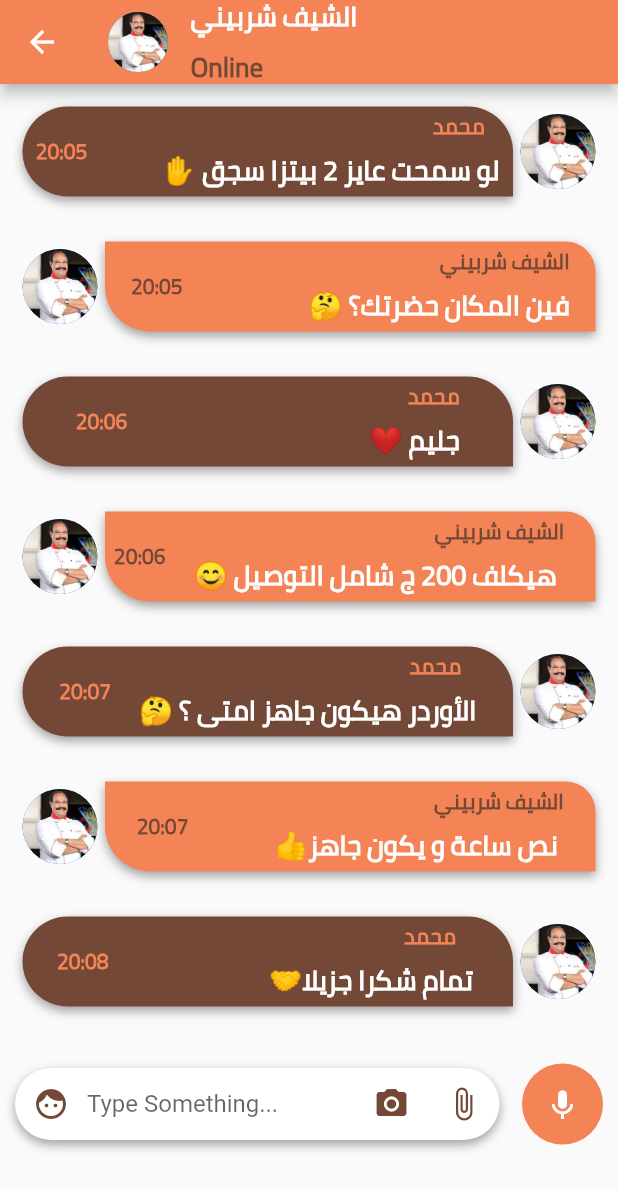
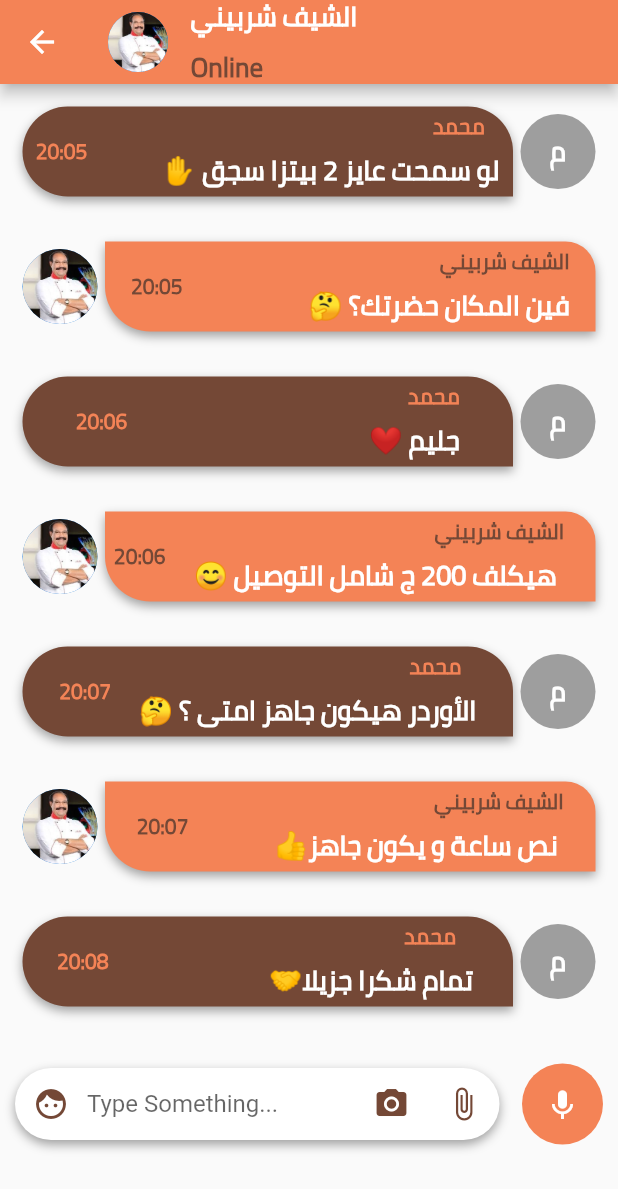
Before and after one commit to ola77/atbo5li, a Flutter app: the ChatScreen screen opened by its route, on a phone screen of 412 x 824 dp. Shown: the top 1189 px of the screen. Run offline on Flutter 3.47's test engine with Material 2 defaults, Android fonts, the phone set to English and light mode, and no system bars; our stand-ins replace cloud_firestore, firebase_auth, font_awesome_flutter, image_picker, shared_preferences, smooth_star_rating; accounts and stored records are empty.

Commit message:
Circle Avatar Edited

```diff
--- a/lib/screens/chat_screen.dart
+++ b/lib/screens/chat_screen.dart
@@ -126,8 +126,16 @@ class ChatScreen extends StatelessWidget {
                           ),
                           SizedBox(width: 5),
                           CircleAvatar(
-                            backgroundImage:
-                                AssetImage('images/cheif_hassan.jpg'),
+                            backgroundColor: Colors.grey,
+                            child: Text(
+                              'م',
+                              style: TextStyle(
+                                fontSize: 18.0,
+                                fontWeight: FontWeight.bold,
+                                fontFamily: 'cairo',
+                                color: Colors.white,
+                              ),
+                            ),
                             radius: 25,
                           ),
                         ],
@@ -269,8 +277,16 @@ class ChatScreen extends StatelessWidget {
                           ),
                           SizedBox(width: 5),
                           CircleAvatar(
-                            backgroundImage:
-                                AssetImage('images/cheif_hassan.jpg'),
+                            backgroundColor: Colors.grey,
+                            child: Text(
+                              'م',
+                              style: TextStyle(
+                                fontSize: 18.0,
+                                fontWeight: FontWeight.bold,
+                                fontFamily: 'cairo',
+                                color: Colors.white,
+                              ),
+                            ),
                             radius: 25,
                           ),
                         ],
@@ -420,8 +436,16 @@ class ChatScreen extends StatelessWidget {
                           ),
                           SizedBox(width: 5),
                           CircleAvatar(
-                            backgroundImage:
-                                AssetImage('images/cheif_hassan.jpg'),
+                            backgroundColor: Colors.grey,
+                            child: Text(
+                              'م',
+                              style: TextStyle(
+                                fontSize: 18.0,
+                                fontWeight: FontWeight.bold,
+                                fontFamily: 'cairo',
+                                color: Colors.white,
+                              ),
+                            ),
                             radius: 25,
                           ),
                         ],
@@ -567,8 +591,16 @@ class ChatScreen extends StatelessWidget {
                           ),
                           SizedBox(width: 5),
                           CircleAvatar(
-                            backgroundImage:
-                                AssetImage('images/cheif_hassan.jpg'),
+                            backgroundColor: Colors.grey,
+                            child: Text(
+                              'م',
+                              style: TextStyle(
+                                fontSize: 18.0,
+                                fontWeight: FontWeight.bold,
+                                fontFamily: 'cairo',
+                                color: Colors.white,
+                              ),
+                            ),
                             radius: 25,
                           ),
                         ],
```
